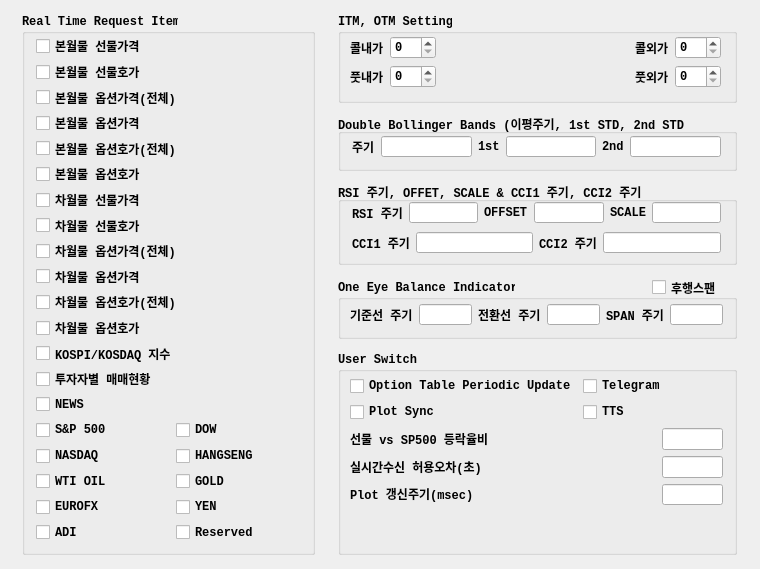
Qt form UI/realtimeitem.ui (skygoldfish/SkyBot) before a commit.
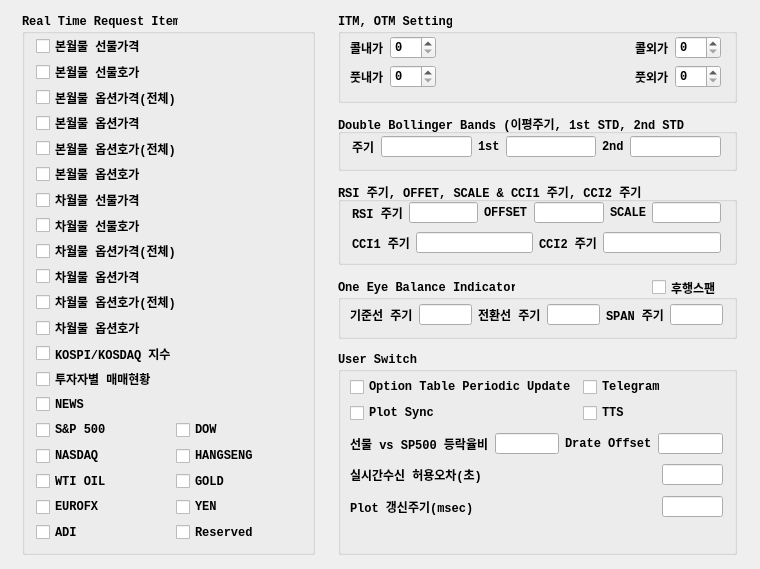
The same form after that commit.

Commit message: 소스정리

The edit to the form file:
```diff
--- a/UI/realtimeitem.ui
+++ b/UI/realtimeitem.ui
@@ -649,17 +649,15 @@
    <property name="title">
     <string>User Switch</string>
    </property>
-   <widget class="QWidget" name="layoutWidget">
+   <widget class="QWidget" name="">
     <property name="geometry">
      <rect>
       <x>12</x>
-      <y>24</y>
+      <y>25</y>
       <width>373</width>
-      <height>129</height>
+      <height>48</height>
      </rect>
     </property>
-    <layout class="QVBoxLayout" name="verticalLayout_8">
-     <item>
       <layout class="QHBoxLayout" name="horizontalLayout_10">
        <item>
         <layout class="QVBoxLayout" name="verticalLayout_7">
@@ -698,11 +696,17 @@
         </layout>
        </item>
       </layout>
-     </item>
-     <item>
-      <layout class="QHBoxLayout" name="horizontalLayout" stretch="10,2">
-       <item>
-        <layout class="QVBoxLayout" name="verticalLayout_5">
+   </widget>
+   <widget class="QWidget" name="">
+    <property name="geometry">
+     <rect>
+      <x>12</x>
+      <y>81</y>
+      <width>373</width>
+      <height>21</height>
+     </rect>
+    </property>
+    <layout class="QHBoxLayout" name="horizontalLayout">
          <item>
           <widget class="QLabel" name="label_18">
            <property name="font">
@@ -718,6 +722,46 @@
           </widget>
          </item>
          <item>
+      <widget class="QLineEdit" name="lineEdit_drate_ratio">
+       <property name="alignment">
+        <set>Qt::AlignRight|Qt::AlignTrailing|Qt::AlignVCenter</set>
+       </property>
+      </widget>
+     </item>
+     <item>
+      <widget class="QLabel" name="label_22">
+       <property name="font">
+        <font>
+         <family>Consolas</family>
+         <weight>75</weight>
+         <bold>true</bold>
+        </font>
+       </property>
+       <property name="text">
+        <string>Drate Offset</string>
+       </property>
+      </widget>
+     </item>
+     <item>
+      <widget class="QLineEdit" name="lineEdit_drate_offset">
+       <property name="alignment">
+        <set>Qt::AlignRight|Qt::AlignTrailing|Qt::AlignVCenter</set>
+       </property>
+      </widget>
+     </item>
+    </layout>
+   </widget>
+   <widget class="QWidget" name="">
+    <property name="geometry">
+     <rect>
+      <x>12</x>
+      <y>112</y>
+      <width>373</width>
+      <height>21</height>
+     </rect>
+    </property>
+    <layout class="QHBoxLayout" name="horizontalLayout_14" stretch="10,2">
+     <item>
           <widget class="QLabel" name="label_19">
            <property name="font">
             <font>
@@ -732,6 +776,25 @@
           </widget>
          </item>
          <item>
+      <widget class="QLineEdit" name="lineEdit_tolerance">
+       <property name="alignment">
+        <set>Qt::AlignRight|Qt::AlignTrailing|Qt::AlignVCenter</set>
+       </property>
+      </widget>
+     </item>
+    </layout>
+   </widget>
+   <widget class="QWidget" name="">
+    <property name="geometry">
+     <rect>
+      <x>12</x>
+      <y>144</y>
+      <width>373</width>
+      <height>21</height>
+     </rect>
+    </property>
+    <layout class="QHBoxLayout" name="horizontalLayout_15" stretch="10,2">
+     <item>
           <widget class="QLabel" name="label_20">
            <property name="font">
             <font>
@@ -745,34 +808,12 @@
            </property>
           </widget>
          </item>
-        </layout>
-       </item>
-       <item>
-        <layout class="QVBoxLayout" name="verticalLayout_4">
-         <item>
-          <widget class="QLineEdit" name="lineEdit_drate_ratio">
-           <property name="alignment">
-            <set>Qt::AlignRight|Qt::AlignTrailing|Qt::AlignVCenter</set>
-           </property>
-          </widget>
-         </item>
-         <item>
-          <widget class="QLineEdit" name="lineEdit_tolerance">
-           <property name="alignment">
-            <set>Qt::AlignRight|Qt::AlignTrailing|Qt::AlignVCenter</set>
-           </property>
-          </widget>
-         </item>
          <item>
           <widget class="QLineEdit" name="lineEdit_plot">
            <property name="alignment">
             <set>Qt::AlignRight|Qt::AlignTrailing|Qt::AlignVCenter</set>
            </property>
           </widget>
-         </item>
-        </layout>
-       </item>
-      </layout>
      </item>
     </layout>
    </widget>
```
Lines whose indentation alone changed are shown as unchanged. The commit also changes 2 other files.
